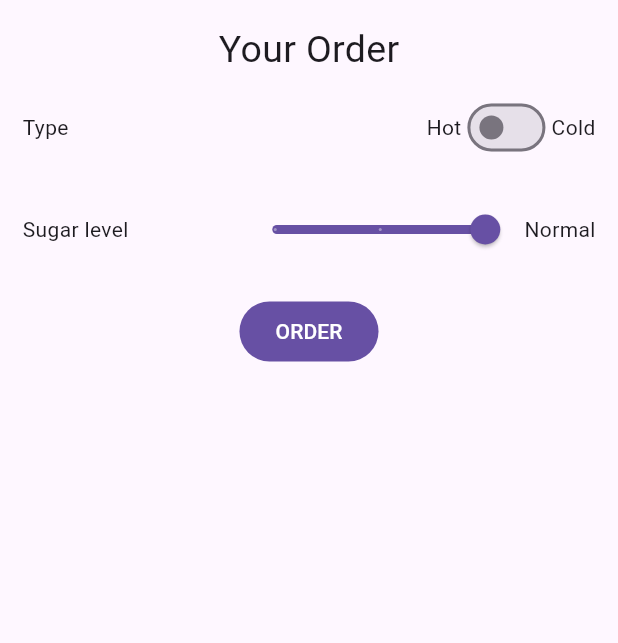
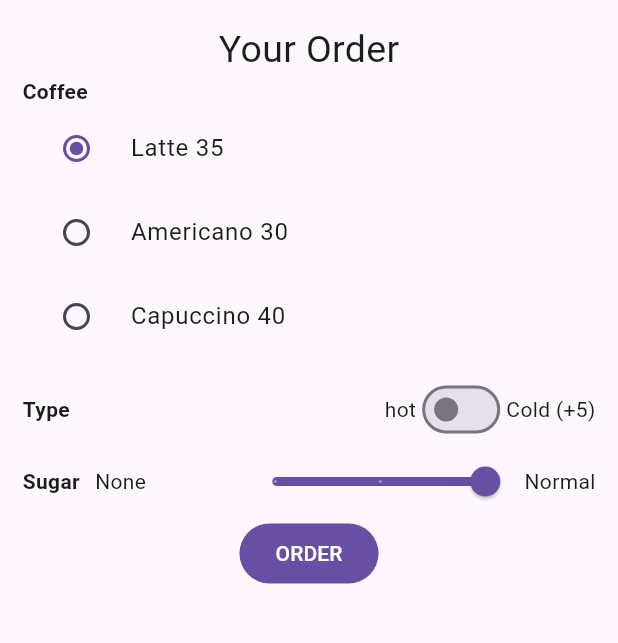
Before and after one commit to thanawatjanhan/flutter_application, a Flutter app: the screen it shows after launch, on a phone screen of 412 x 824 dp, the part 84-727 px from its top. Run offline on Flutter 3.47's test engine with Material 3 defaults, Android fonts, the phone set to English and light mode, and no system bars.

Commit message:
Extend the previous assignment to let customers choose coffee type (Latte, Espresso, Cappuccino). Also show the corresponding price to the selected coffee. Changing sugar levels is free.

```diff
--- a/lib/main.dart
+++ b/lib/main.dart
@@ -1,6 +1,7 @@
 import 'package:flutter/material.dart';
 // import 'package:flutter_application_1/week07/assignment1.dart';
-import 'package:flutter_application_1/week07/assignment2.dart';
+// import 'package:flutter_application_1/week07/assignment2.dart';
+import 'package:flutter_application_1/week07/assignment3.dart';
 // import 'package:flutter_application_1/week07/datepicker_demo.dart';
 // import 'package:flutter_application_1/week07/dropdown_demo.dart';
 // import 'package:flutter_application_1/week07/radio_demo.dart';
@@ -11,6 +12,6 @@ import 'package:flutter_application_1/week07/assignment2.dart';
 
 void main() {
   runApp(
-    MaterialApp(home: Assignment2(), debugShowCheckedModeBanner: false),
+    MaterialApp(home: Assignment3(), debugShowCheckedModeBanner: false),
   ); //MaterialApp
 }
--- /dev/null
+++ b/lib/week07/assignment3.dart
@@ -0,0 +1,191 @@
+import 'package:flutter/material.dart';
+
+
+class Assignment3 extends StatefulWidget {
+  const Assignment3({super.key});
+
+
+  @override
+  State<Assignment3> createState() => _Assignment3State();
+}
+
+
+class _Assignment3State extends State<Assignment3> {
+  bool isCold = false;
+  double sugarValue = 2;
+  String selectedCoffee = 'Latte';
+  bool showThankU = false;
+  void toggleSwitch(bool value) {
+    setState(() {
+      isCold = value;
+    });
+  }
+
+
+  List coffee = [
+    {
+      'name': 'Latte',
+      'image':
+          'https://upload.wikimedia.org/wikipedia/commons/thumb/9/98/Latte_with_winged_tulip_art.jpg/250px-Latte_with_winged_tulip_art.jpg',
+      'price': 35,
+    },
+    {
+      'name': 'Americano',
+      'image':
+          'https://secondcup.com/wp-content/uploads/2022/04/Flash-Cold-Brew.jpg',
+      'price': 30,
+    },
+    {
+      'name': 'Capuccino',
+      'image':
+          'https://www.acouplecooks.com/wp-content/uploads/2020/10/how-to-make-cappuccino-005.jpg',
+      'price': 40,
+    },
+  ];
+  final Map<double, String> sugarLebels = {0: 'No', 1: 'Less', 2: 'Normal'};
+  void showAlert(BuildContext context) async {
+    String coffeeType = isCold ? 'Cold' : 'Hot';
+    String sugarLevel = sugarLebels[sugarValue] ?? 'Normal';
+    var selected = coffee.firstWhere((cf) => cf['name'] == selectedCoffee);
+    int price = selected['price'];
+    String image = selected['image'];
+    if (isCold) price += 5;
+    String contentOrderSum =
+        '$coffeeType $selectedCoffee with $sugarLevel sugar. Price = $price baht';
+    showDialog(
+      context: context,
+      builder: (BuildContext context) {
+        return AlertDialog(
+          title: Text('Your Order'),
+          content: Column(
+            mainAxisSize: MainAxisSize.min,
+            children: [
+              Image.network(image, height: 150, fit: BoxFit.cover),
+              const SizedBox(height: 10),
+              Text(contentOrderSum),
+            ],
+          ),
+          actions: [
+            TextButton(
+              onPressed: () {
+                Navigator.of(context).pop();
+                setState(() {
+                  showThankU = false;
+                });
+              },
+              child: Text('Cancel'),
+            ),
+            TextButton(
+              onPressed: () {
+                Navigator.of(context).pop();
+                setState(() {
+                  showThankU = true;
+                });
+              },
+              child: Text('Ok'),
+            ),
+          ],
+        );
+      },
+    );
+  }
+
+  @override
+  Widget build(BuildContext context) {
+    return Scaffold(
+      appBar: AppBar(
+        title: Text('MFU Coffee Shop', style: TextStyle(color: Colors.white)),
+        backgroundColor: Colors.deepPurple[400],
+        centerTitle: false,
+      ),
+      body: Padding(
+        padding: EdgeInsets.all(15.0),
+        child: Column(
+          children: [
+            Row(
+              mainAxisAlignment: MainAxisAlignment.center,
+              children: [
+                Text(
+                  'Your Order',
+                  style: TextStyle(fontSize: 25, fontWeight: FontWeight.w400),
+                ),
+              ],
+            ),
+            Column(
+              crossAxisAlignment: CrossAxisAlignment.start,
+              children: [
+                Text('Coffee', style: TextStyle(fontWeight: FontWeight.bold)),
+                for (var item in coffee)
+                  RadioListTile(
+                    title: Text('${item['name']} ${item['price']}'),
+                    value: item['name'],
+                    groupValue: selectedCoffee,
+                    onChanged: (value) {
+                      setState(() {
+                        selectedCoffee = value.toString();
+                      });
+                    },
+                  ),
+              ],
+            ),
+            const SizedBox(height: 10),
+            Row(
+              children: [
+                Text('Type', style: TextStyle(fontWeight: FontWeight.bold)),
+                Spacer(),
+                Row(
+                  children: [
+                    Text('hot'),
+                    Switch(value: isCold, onChanged: toggleSwitch),
+                    Text('Cold (+5)'),
+                  ],
+                ),
+              ],
+            ),
+            Column(
+              children: [
+                Row(
+                  crossAxisAlignment: CrossAxisAlignment.center,
+                  children: [
+                    Text(
+                      'Sugar',
+                      style: TextStyle(fontWeight: FontWeight.bold),
+                    ),
+                    const SizedBox(width: 10),
+                    Text('None'),
+                    Spacer(),
+                    Slider(
+                      value: sugarValue,
+                      max: 2,
+                      min: 0,
+                      divisions: 2,
+                      label: sugarLebels[sugarValue],
+                      onChanged: (value) {
+                        setState(() {
+                          sugarValue = value;
+                        });
+                      },
+                    ),
+                    Text('Normal'),
+                  ],
+                ),
+                FilledButton(
+                  onPressed: () => showAlert(context),
+                  child: Text('ORDER'),
+                ),
+                const SizedBox(height: 8),
+                if (showThankU)
+                  const Center(
+                    child: Text(
+                      'Thank you for your order!',
+                      style: TextStyle(color: Colors.red, fontSize: 16),
+                    ),
+                  ),
+              ],
+            ),
+          ],
+        ),
+      ),
+    );
+  }
+}
```
